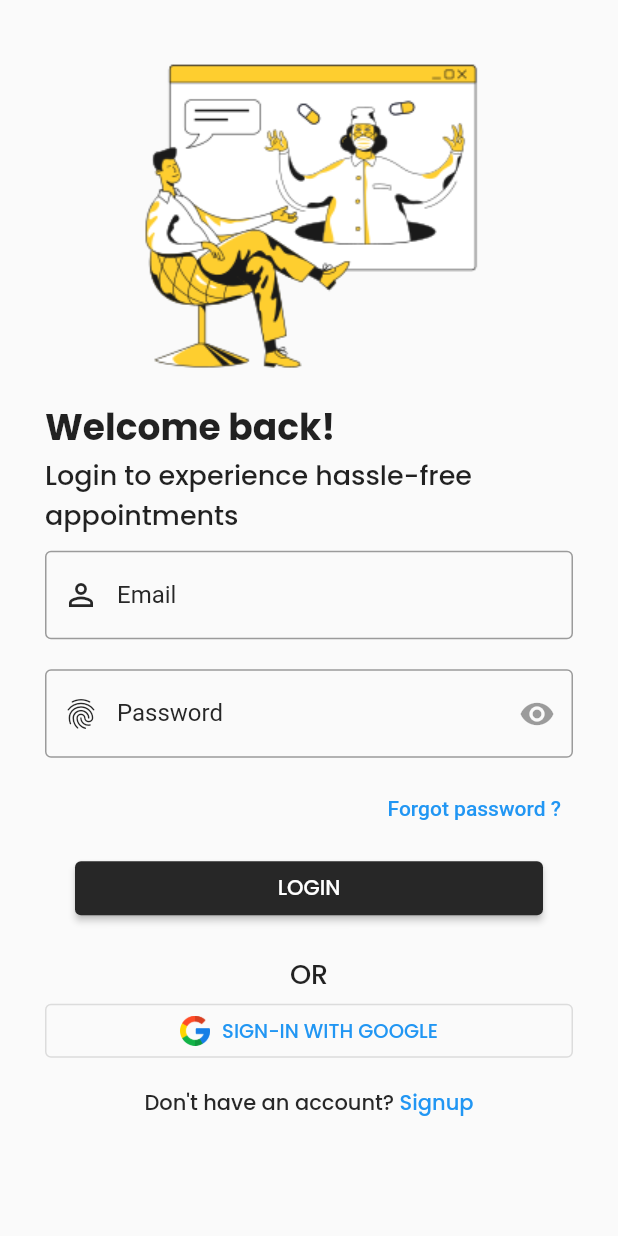
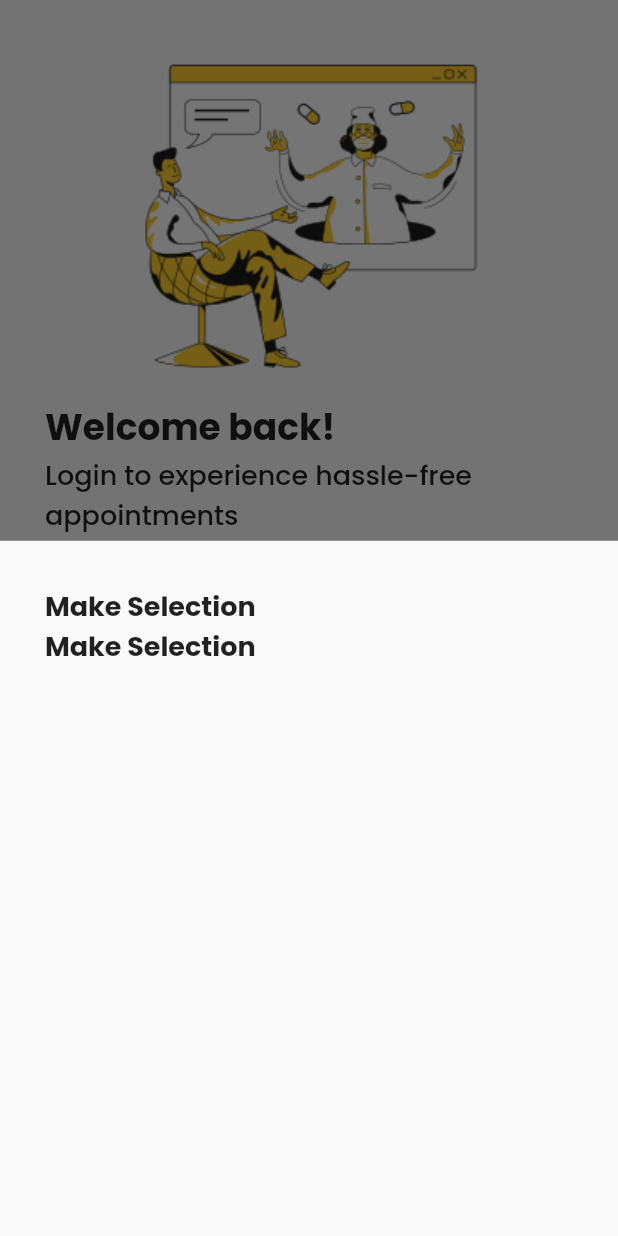
Before and after one commit to shreyxnsh/Aashayein-RehabCentre, a Flutter app: the LoginScreen screen opened directly, after a tap on "Forgot password ?", on a phone screen of 412 x 824 dp. Run offline on Flutter 3.47's test engine with Material 2 defaults, Android fonts, the phone set to English and light mode, and no system bars; our stand-ins replace get.

Commit message:
forgot password folders

```diff
--- a/lib/src/constants/image_strings.dart
+++ b/lib/src/constants/image_strings.dart
@@ -4,3 +4,4 @@ const String tSplashImage = "assets/images/splash-screen-image.png";
 const String tSplashTopImage = "assets/images/splash-screen-topimage.png";
 const String tLoginScreenImage = "assets/images/login-screen-image.png";
 const String tGoogleLogo = "assets/images/google-logo.png";
+const String tForgotImage = "assets/images/forgot-screen-image.png";
--- a/lib/src/features/screens/login/login_form_widget.dart
+++ b/lib/src/features/screens/login/login_form_widget.dart
@@ -1,6 +1,7 @@
 import 'package:flutter/material.dart';
 import 'package:flutter/src/widgets/framework.dart';
 import 'package:flutter/src/widgets/placeholder.dart';
+import 'package:rehabcentre/src/constants/sizes.dart';
 
 import '../../../constants/colors.dart';
 
@@ -54,7 +55,23 @@ class LoginForm extends StatelessWidget {
                     ),
                     Align(
                       alignment: Alignment.centerRight,
-                      child: TextButton(onPressed: (){}, child: Text('Forgot password ?'))),
+                      child: TextButton(onPressed: (){
+                        showModalBottomSheet(context: context, builder: (context) => Container(
+                          padding: EdgeInsets.all(tDefaultSize),
+                          child: Column(
+                            crossAxisAlignment: CrossAxisAlignment.start,
+                            children: [
+                              Text('Make Selection', style: TextStyle(fontFamily: 'PoppinsBold', fontSize: 18),),
+                              Text('Make Selection', style: TextStyle(fontFamily: 'PoppinsBold', fontSize: 18),),
+                              SizedBox(
+                                height: 30.0,
+                              ),
+
+
+                            ],
+                          ),
+                        ),);
+                      }, child: Text('Forgot password ?'))),
 
                     Padding(
                      padding: EdgeInsets.only(top: 5, bottom: 20, left: 20, right: 20),
--- a/lib/src/features/screens/login/login_screen.dart
+++ b/lib/src/features/screens/login/login_screen.dart
@@ -41,6 +41,9 @@ class LoginScreen extends StatelessWidget {
                       SizedBox(
                         width: double.infinity,
                         child: OutlinedButton.icon(
+                          style: ButtonStyle(
+    foregroundColor: MaterialStateProperty.all<Color>(tSecondaryColor), // Change the text color here
+  ),
                           icon: Image(image: AssetImage(tGoogleLogo), width: 20.0,),
                           onPressed: (){}, label: Text('Sign-In with google'.toUpperCase(), style: TextStyle(fontFamily: 'PoppinsMedium', fontSize: 13),),
                       ),
```
Also changed, not shown: lib/src/features/screens/signup/signup_screen.dart (+34 -1 lines), assets/images/forgot-screen-image.png (added).
